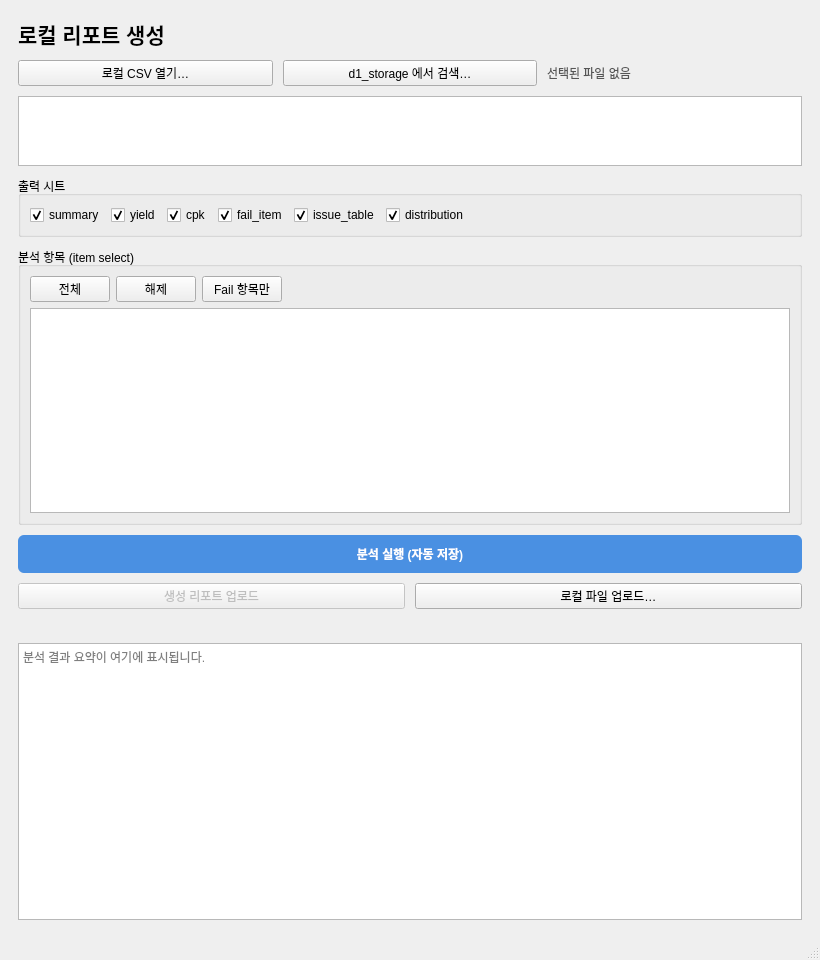
First picture: the form in client/honey_main.ui, repository happyudding/report_server, before the edit.
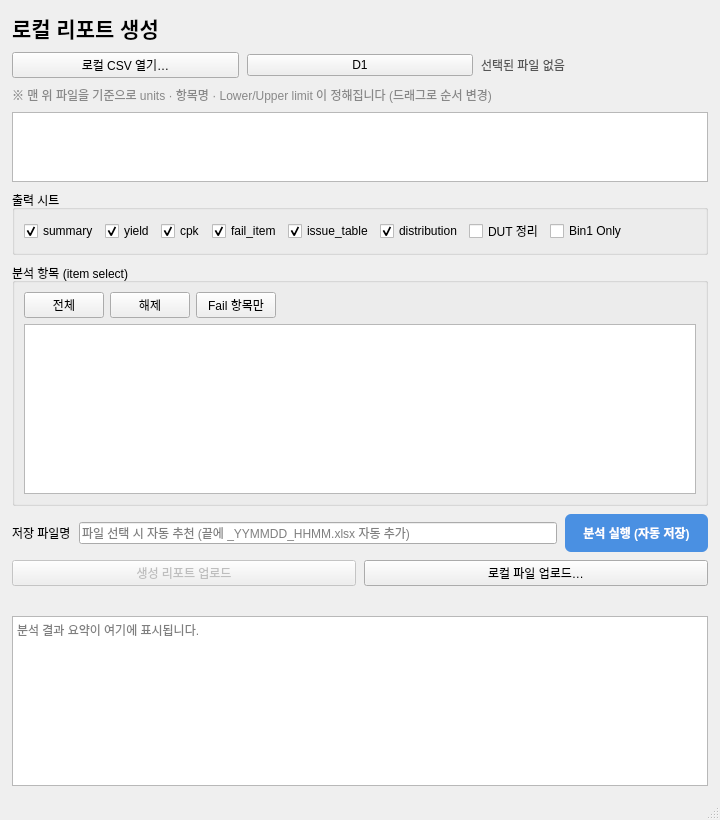
Second picture: the form after the edit.

Commit message: 260601 ui change, bin1 dut add

Patch:
```diff
--- a/client/honey_main.ui
+++ b/client/honey_main.ui
@@ -6,8 +6,8 @@
    <rect>
     <x>0</x>
     <y>0</y>
-    <width>820</width>
-    <height>960</height>
+    <width>720</width>
+    <height>820</height>
    </rect>
   </property>
   <property name="windowTitle">
@@ -15,11 +15,11 @@
   </property>
   <widget class="QWidget" name="centralwidget">
    <layout class="QVBoxLayout" name="verticalLayout">
-    <property name="leftMargin"><number>18</number></property>
-    <property name="topMargin"><number>18</number></property>
-    <property name="rightMargin"><number>18</number></property>
-    <property name="bottomMargin"><number>18</number></property>
-    <property name="spacing"><number>10</number></property>
+    <property name="leftMargin"><number>12</number></property>
+    <property name="topMargin"><number>12</number></property>
+    <property name="rightMargin"><number>12</number></property>
+    <property name="bottomMargin"><number>12</number></property>
+    <property name="spacing"><number>8</number></property>
     <item>
      <widget class="QLabel" name="lblTitle">
       <property name="text">
@@ -42,7 +42,7 @@
       <item>
        <widget class="QPushButton" name="btn_pick_csv">
         <property name="text">
-         <string>d1_storage 에서 검색…</string>
+         <string>D1</string>
         </property>
        </widget>
       </item>
@@ -58,6 +58,17 @@
       </item>
      </layout>
     </item>
+    <item>
+     <widget class="QLabel" name="lbl_csv_hint">
+      <property name="text">
+       <string>※ 맨 위 파일을 기준으로 units · 항목명 · Lower/Upper limit 이 정해집니다 (드래그로 순서 변경)</string>
+      </property>
+      <property name="styleSheet">
+       <string notr="true">color: #888; font-size: 9pt;</string>
+      </property>
+      <property name="wordWrap"><bool>true</bool></property>
+     </widget>
+    </item>
     <item>
      <widget class="QListWidget" name="list_csv">
       <property name="maximumSize">
@@ -110,6 +121,18 @@
          <property name="checked"><bool>true</bool></property>
         </widget>
        </item>
+       <item>
+        <widget class="QCheckBox" name="cb_mode_dut">
+         <property name="text"><string>DUT 정리</string></property>
+         <property name="toolTip"><string>입력 파일이 1개일 때만 가능. 파일 내 DUT 를 legend 로 전체 데이터 정리.</string></property>
+        </widget>
+       </item>
+       <item>
+        <widget class="QCheckBox" name="cb_mode_bin1">
+         <property name="text"><string>Bin1 Only</string></property>
+         <property name="toolTip"><string>Bin 이 1(Pass)인 데이터만으로 전체 데이터 정리.</string></property>
+        </widget>
+       </item>
        <item>
         <spacer name="horizontalSpacer_sheets">
          <property name="orientation"><enum>Qt::Horizontal</enum></property>
@@ -157,7 +180,7 @@
        <item>
         <widget class="QListWidget" name="list_items">
          <property name="minimumSize">
-          <size><width>0</width><height>180</height></size>
+          <size><width>0</width><height>150</height></size>
          </property>
         </widget>
        </item>
@@ -165,14 +188,33 @@
      </widget>
     </item>
     <item>
-     <widget class="QPushButton" name="btn_analyze">
-      <property name="text">
-       <string>분석 실행 (자동 저장)</string>
-      </property>
-      <property name="styleSheet">
-       <string notr="true">QPushButton { padding: 10px 18px; font-weight: 600; background: #4a90e2; color: white; border-radius: 6px; } QPushButton:hover { background: #357abd; } QPushButton:disabled { background: #aaa; }</string>
-      </property>
-     </widget>
+     <layout class="QHBoxLayout" name="horizontalLayout_analyze">
+      <item>
+       <widget class="QLabel" name="lbl_outname">
+        <property name="text"><string>저장 파일명</string></property>
+       </widget>
+      </item>
+      <item>
+       <widget class="QLineEdit" name="le_outname">
+        <property name="minimumSize">
+         <size><width>280</width><height>0</height></size>
+        </property>
+        <property name="placeholderText">
+         <string>파일 선택 시 자동 추천 (끝에 _YYMMDD_HHMM.xlsx 자동 추가)</string>
+        </property>
+       </widget>
+      </item>
+      <item>
+       <widget class="QPushButton" name="btn_analyze">
+        <property name="text">
+         <string>분석 실행 (자동 저장)</string>
+        </property>
+        <property name="styleSheet">
+         <string notr="true">QPushButton { padding: 10px 18px; font-weight: 600; background: #4a90e2; color: white; border-radius: 6px; } QPushButton:hover { background: #357abd; } QPushButton:disabled { background: #aaa; }</string>
+        </property>
+       </widget>
+      </item>
+     </layout>
     </item>
     <item>
      <layout class="QHBoxLayout" name="horizontalLayout_upload">
@@ -211,7 +253,7 @@
     <item>
      <widget class="QTextEdit" name="txt_summary">
       <property name="minimumSize">
-       <size><width>0</width><height>150</height></size>
+       <size><width>0</width><height>120</height></size>
       </property>
       <property name="readOnly">
        <bool>true</bool>
```
Left out of the diff: 9 changed lines with no effect on the pictures. The commit also changes 5 other files.
